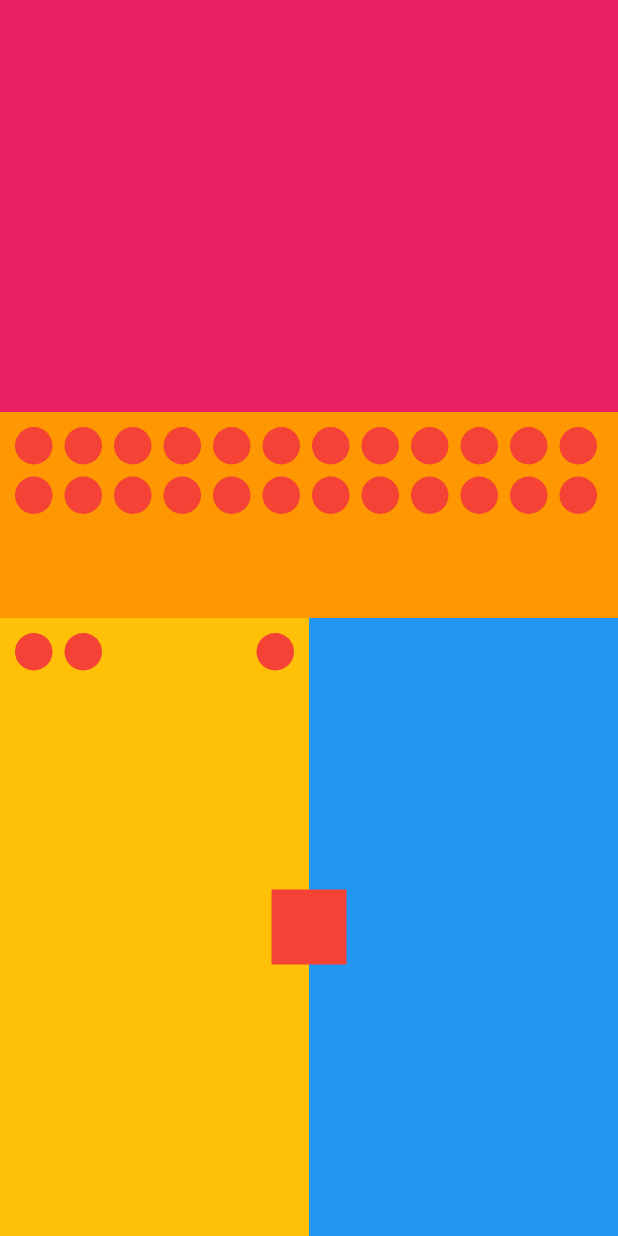
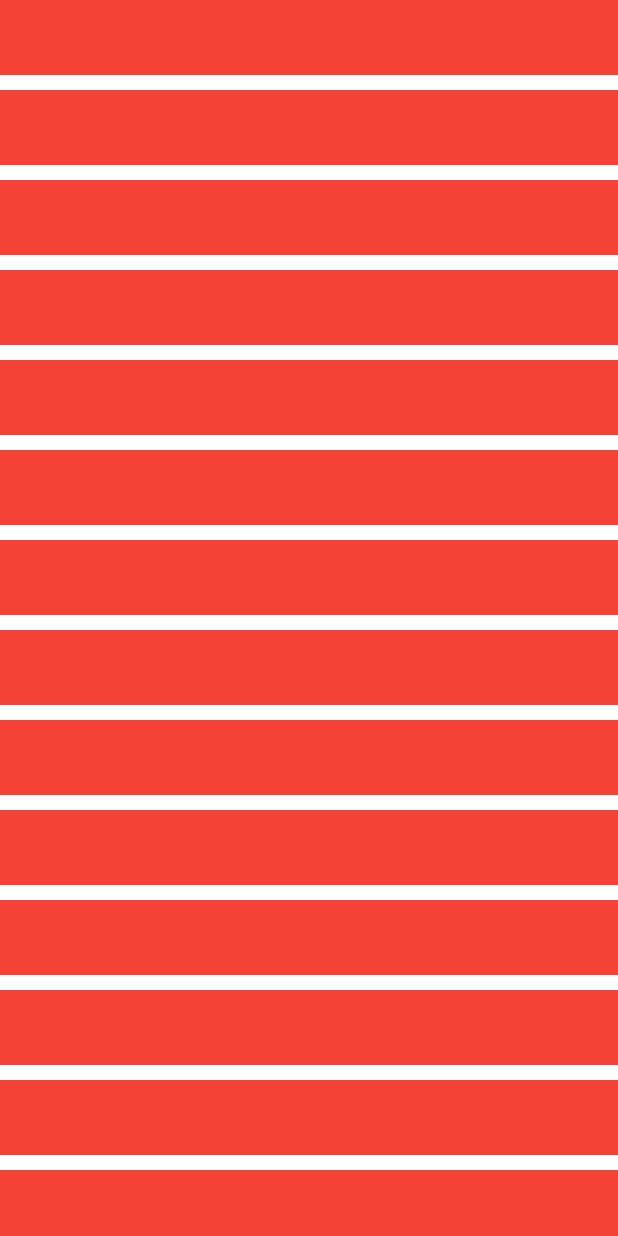
Before and after one commit to ArchOrn/egsi_flutter_2024_5iw1, a Flutter app: the screen it shows after launch, on a phone screen of 412 x 824 dp. Run offline on Flutter 3.47's test engine with Material 3 defaults, Android fonts, the phone set to English and light mode, and no system bars.

```diff
--- a/lib/home_screen.dart
+++ b/lib/home_screen.dart
@@ -1,5 +1,4 @@
 import 'package:flutter/material.dart';
-import 'package:flutter_5iw1/red_circle.dart';
 import 'package:flutter_5iw1/red_square.dart';
 
 class HomeScreen extends StatelessWidget {
@@ -7,78 +6,23 @@ class HomeScreen extends StatelessWidget {
 
   @override
   Widget build(BuildContext context) {
-    return Scaffold(
-      backgroundColor: Colors.white,
-      body: Column(
-        children: [
-          Expanded(
-            child: Column(
-              children: [
-                Expanded(
-                  flex: 2,
-                  child: Container(
-                    color: Colors.pink,
-                  ),
-                ),
-                Expanded(
-                  child: Container(
-                    width: double.infinity,
-                    color: Colors.orange,
-                    child: Padding(
-                      padding: const EdgeInsets.all(10),
-                      child: Wrap(
-                        spacing: 8,
-                        runSpacing: 8,
-                        children: List.generate(24, (index) {
-                          return const RedCircle();
-                        }),
-                      ),
-                    ),
-                  ),
-                ),
-              ],
-            ),
-          ),
-          Expanded(
-            child: Stack(
-              children: [
-                Row(
-                  children: [
-                    Expanded(
-                      child: Container(
-                        height: double.infinity,
-                        color: Colors.amber,
-                        padding: const EdgeInsets.all(10),
-                        child: const Row(
-                          crossAxisAlignment: CrossAxisAlignment.start,
-                          children: [
-                            RedCircle(),
-                            SizedBox(width: 8),
-                            RedCircle(),
-                            Spacer(),
-                            RedCircle(),
-                          ],
-                        ),
-                      ),
-                    ),
-                    Expanded(
-                      child: Container(
-                        color: Colors.blue,
-                      ),
-                    ),
-                  ],
-                ),
-                // const Center(
-                //   child: RedSquare(),
-                // ),
-                const Align(
-                  alignment: Alignment.center,
-                  child: RedSquare(),
-                ),
-              ],
-            ),
-          )
-        ],
+    return SafeArea(
+      child: Scaffold(
+        backgroundColor: Colors.white,
+        body: ListView(
+          children: [
+            const RedSquare(),
+            ...List.generate(100000, (index) {
+              return const Column(
+                crossAxisAlignment: CrossAxisAlignment.stretch,
+                children: [
+                  SizedBox(height: 10),
+                  RedSquare(),
+                ],
+              );
+            })
+          ],
+        ),
       ),
     );
   }
```
